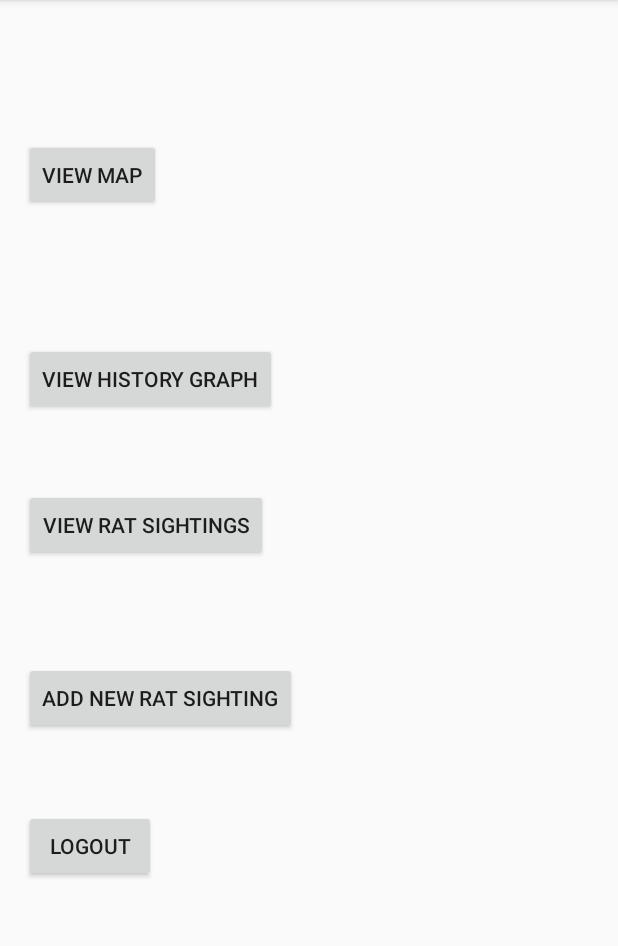
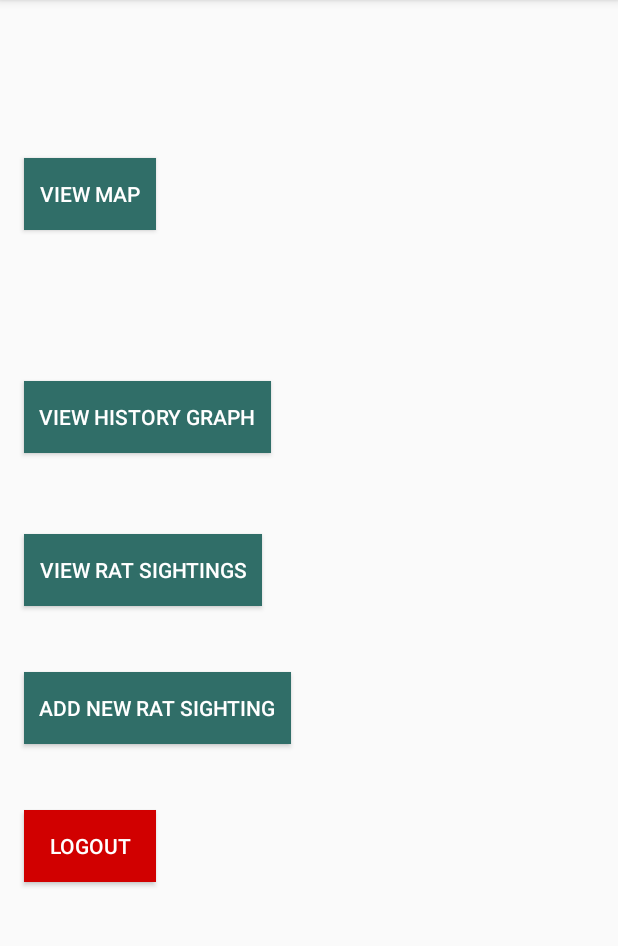
Before and after one commit to rajmera3/PiedPiper, an Android app: the MainActivity screen opened directly, with no data from a screen before it, on a phone screen of 412 x 824 dp, the part 84-1030 px from its top. Run offline under Robolectric (Android 15) with nearby library versions, the phone set to English and light mode, and no system bars; our stand-ins replace Firebase (no records; nobody signed in at launch, a user with empty details on screens opened directly).

Commit message:
added button colors and padding, moved some constraints around

```diff
--- a/app/src/main/res/layout/activity_main.xml
+++ b/app/src/main/res/layout/activity_main.xml
@@ -10,6 +10,7 @@
         android:id="@+id/sightingsmap_button_id"
         android:layout_height="wrap_content"
         android:layout_width="wrap_content"
+        android:padding="10dip"
         android:text="View Map"
         tools:layout_constraintBottom_creator="1"
         android:layout_marginStart="16dp"
@@ -19,6 +20,8 @@
         android:layout_marginLeft="16dp"
         app:layout_constraintTop_toTopOf="parent"
         android:layout_marginTop="8dp"
+        android:textColor="@color/white"
+        android:background="@color/colorPrimary"
         app:layout_constraintBottom_toTopOf="@+id/sightingsgraph_button_id"
         app:layout_constraintVertical_bias="0.514" />
 
@@ -26,6 +29,7 @@
         android:id="@+id/sightingsgraph_button_id"
         android:layout_height="wrap_content"
         android:layout_width="wrap_content"
+        android:padding="10dip"
         android:text="View History Graph"
         tools:layout_constraintBottom_creator="1"
         android:layout_marginStart="16dp"
@@ -35,7 +39,10 @@
         android:layout_marginLeft="16dp"
         app:layout_constraintTop_toTopOf="parent"
         android:layout_marginTop="8dp"
+        android:textColor="@color/white"
+        android:background="@color/colorPrimary"
         app:layout_constraintBottom_toTopOf="@+id/ratlistview_button_id"
+        app:layout_constraintTop_toBottomOf="@id/sightingsmap_button_id"
         app:layout_constraintVertical_bias="0.843" />
 
 
@@ -43,31 +50,34 @@
         android:id="@+id/ratlistview_button_id"
         android:layout_height="wrap_content"
         android:layout_width="wrap_content"
+        android:padding="10dip"
         android:text="View Rat Sightings"
-        tools:layout_constraintBottom_creator="1"
         android:layout_marginStart="16dp"
-        tools:layout_constraintLeft_creator="1"
-        android:layout_marginBottom="8dp"
+        android:layout_marginBottom="5dp"
         app:layout_constraintLeft_toLeftOf="parent"
         android:layout_marginLeft="16dp"
         app:layout_constraintTop_toTopOf="parent"
         android:layout_marginTop="8dp"
-        app:layout_constraintVertical_bias="0.843"
+        app:layout_constraintVertical_bias="0.9"
+        android:textColor="@color/white"
+        android:background="@color/colorPrimary"
         app:layout_constraintBottom_toTopOf="@+id/addratsighting_button_id" />
 
     <Button
         android:id="@+id/addratsighting_button_id"
         android:layout_height="wrap_content"
         android:layout_width="wrap_content"
+        android:padding="10dip"
         android:text="Add New Rat Sighting"
         tools:layout_constraintBottom_creator="1"
-        android:layout_marginStart="16dp"
         tools:layout_constraintLeft_creator="1"
-        android:layout_marginBottom="8dp"
+        android:layout_marginBottom="0dp"
         app:layout_constraintLeft_toLeftOf="parent"
+        app:layout_constraintTop_toTopOf="parent"
+        android:layout_marginTop="0dp"
         android:layout_marginLeft="16dp"
-        app:layout_constraintTop_toTopOf="parent"
-        android:layout_marginTop="8dp"
+        android:textColor="@color/white"
+        android:background="@color/colorPrimary"
         app:layout_constraintVertical_bias="0.911"
         app:layout_constraintBottom_toTopOf="@+id/logout_button_id" />
 
@@ -75,14 +85,18 @@
         android:id="@+id/logout_button_id"
         android:layout_height="wrap_content"
         android:layout_width="wrap_content"
+        android:padding="10dip"
         android:text="Logout"
+        android:textColor="@color/white"
+        android:background="@color/red"
         tools:layout_constraintBottom_creator="1"
         android:layout_marginStart="16dp"
         app:layout_constraintBottom_toBottomOf="parent"
         tools:layout_constraintLeft_creator="1"
         android:layout_marginBottom="180dp"
         app:layout_constraintLeft_toLeftOf="parent"
-        android:layout_marginLeft="16dp" />
+        android:layout_marginLeft="16dp"
+        />
 
 
 
--- a/app/src/main/res/layout/activity_sightingsmap.xml
+++ b/app/src/main/res/layout/activity_sightingsmap.xml
@@ -10,6 +10,7 @@
         android:id="@+id/mapstartdate_button_id"
         android:layout_height="wrap_content"
         android:layout_width="wrap_content"
+        android:padding="10dip"
         android:text="Change Start Date"
         tools:layout_constraintBottom_creator="1"
         android:layout_marginStart="16dp"
@@ -18,12 +19,15 @@
         android:layout_marginLeft="3dp"
         app:layout_constraintTop_toTopOf="parent"
         android:layout_marginTop="5dp"
+        android:textColor="@color/white"
+        android:background="@color/colorPrimary"
         app:layout_constraintRight_toLeftOf="@+id/mapenddate_button_id" />
 
     <Button
         android:id="@+id/mapenddate_button_id"
         android:layout_height="wrap_content"
         android:layout_width="wrap_content"
+        android:padding="10dip"
         android:text="Change End Date"
         tools:layout_constraintBottom_creator="1"
         android:layout_marginStart="16dp"
@@ -33,6 +37,8 @@
         app:layout_constraintLeft_toRightOf="@+id/mapstartdate_button_id"
         android:layout_marginLeft="87dp"
         android:layout_marginRight="3dp"
+        android:textColor="@color/white"
+        android:background="@color/colorPrimary"
         app:layout_constraintRight_toRightOf="parent" />
 
     <fragment xmlns:android="http://schemas.android.com/apk/res/android"
--- a/app/src/main/res/values/colors.xml
+++ b/app/src/main/res/values/colors.xml
@@ -4,4 +4,6 @@
     <color name="colorPrimaryDark">#306e68</color>
     <color name="colorAccent">#FF4081</color>
     <color name="horizontal_line_fill_color">#000000</color>
+    <color name="white">#ffffff</color>
+    <color name="red">#d10000</color>
 </resources>
```
Also changed, not shown: app/src/main/res/layout/activity_login.xml (+10 -3 lines), app/src/main/res/layout/activity_newratsighting.xml (+6 -1 lines), app/src/main/res/layout/activity_register.xml (+19 -15 lines), app/src/main/res/layout/activity_sightingsgraph.xml (+8 -2 lines), app/src/main/res/layout/activity_splashscreen.xml (+25 -14 lines).
